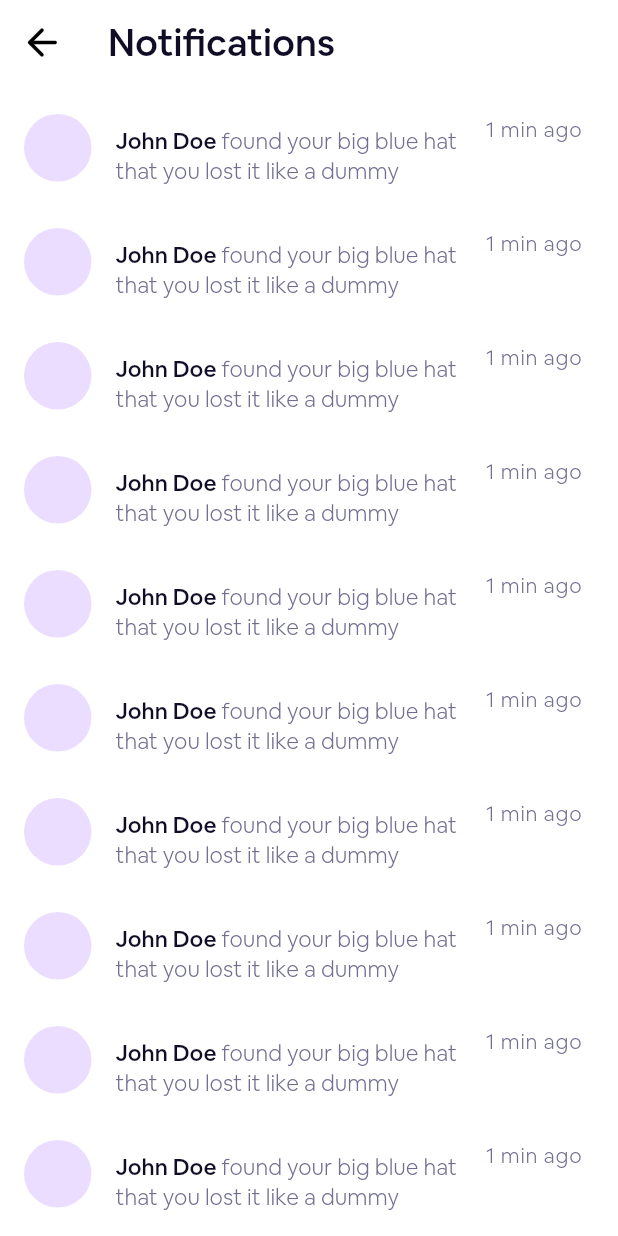
After one commit to OucheneMohamedNourElIslem658/estin_losts, a Flutter app: the NotificationsScreen screen opened directly, on a phone screen of 412 x 824 dp. The commit adds this screen. Run offline on Flutter 3.47's test engine with Material 3 defaults, Android fonts, the phone set to English and light mode, and no system bars; our stand-ins replace cached_network_image, carousel_slider, flutter_svg; network calls fail; project files that could hold a hidden picture were left out.

```diff
--- /dev/null
+++ b/lib/features/notifications/screens/notifications.dart
@@ -0,0 +1,98 @@
+import 'package:estin_losts/shared/constents/colors.dart';
+import 'package:estin_losts/shared/constents/fonts.dart';
+import 'package:flutter/material.dart';
+
+class NotificationsScreen extends StatelessWidget {
+  const NotificationsScreen({super.key});
+
+  @override
+  Widget build(BuildContext context) {
+    return Scaffold(
+      body: NestedScrollView(
+        headerSliverBuilder: (context, innerBoxIsScrolled) => [
+          SliverAppBar(
+            snap: true,
+            floating: true,
+            leading: IconButton(
+              onPressed: () {},
+              icon: const Icon(
+                Icons.arrow_back_rounded,
+                color: Colors.black,
+                size: 30,
+              )
+            ),
+            title: const Text(
+              "Notifications",
+              style: TextStyle(
+                color: CustomColors.black1,
+                fontSize: 25,
+                fontFamily: Fonts.airbndcereal,
+                fontWeight: FontWeight.w500
+              ),
+            ),
+          )
+        ],
+        body: SingleChildScrollView(
+          child: Padding(
+            padding: const EdgeInsets.only(top: 20),
+            child: Column(
+              spacing: 20,
+              children: List.generate(
+                10,
+                (index) => ListTile(
+                  leading: const Column(
+                    children: [
+                      SizedBox(
+                        height: 45,
+                        width: 45,
+                        child: CircleAvatar()
+                      ),
+                    ],
+                  ),
+                  minVerticalPadding: 0,
+                  title: RichText(
+                    text: const TextSpan(
+                      children: [
+                        TextSpan(
+                          text: "John Doe",
+                          style: TextStyle(
+                            color: CustomColors.black1,
+                            fontSize: 15,
+                            fontFamily: Fonts.airbndcereal,
+                            fontWeight: FontWeight.w500
+                          )
+                        ),
+                        TextSpan(
+                          text: " found your big blue hat that you lost it like a dummy",
+                          style: TextStyle(
+                            color: CustomColors.grey1,
+                            fontSize: 15,
+                            fontFamily: Fonts.airbndcereal,
+                            fontWeight: FontWeight.w300
+                          )
+                        ),
+                      ]
+                    ),
+                  ),
+                  trailing: const Column(
+                    children: [
+                      Text(
+                        "1 min ago",
+                        style: TextStyle(
+                          color: CustomColors.grey1,
+                          fontSize: 14,
+                          fontFamily: Fonts.airbndcereal,
+                          fontWeight: FontWeight.w300
+                        ),
+                      ),
+                    ],
+                  )
+              ),
+            ),
+                    ),
+          )
+      )
+      )
+    );
+  }
+}
--- a/lib/features/posts/screens/post.dart
+++ b/lib/features/posts/screens/post.dart
@@ -1,6 +1,6 @@
 import 'package:cached_network_image/cached_network_image.dart';
 import 'package:carousel_slider/carousel_slider.dart';
-import 'package:estin_losts/features/posts/widgets/post.dart';
+import 'package:estin_losts/features/posts/widgets/posts_list.dart';
 import 'package:estin_losts/shared/constents/colors.dart';
 import 'package:estin_losts/shared/constents/fonts.dart';
 import 'package:estin_losts/shared/constents/posts_examples.dart';
--- a/lib/features/posts/screens/posts.dart
+++ b/lib/features/posts/screens/posts.dart
@@ -1,10 +1,11 @@
 import 'package:estin_losts/features/posts/widgets/drawer.dart';
 import 'package:estin_losts/shared/constents/colors.dart';
 import 'package:estin_losts/shared/constents/fonts.dart';
+import 'package:estin_losts/shared/widgets/custom_tab_bar.dart';
 import 'package:flutter/material.dart';
 import 'package:flutter_svg/flutter_svg.dart';
 
-import '../widgets/post.dart';
+import '../widgets/posts_list.dart';
 
 class PostsScreen extends StatelessWidget {
   const PostsScreen({super.key});
--- a/lib/main.dart
+++ b/lib/main.dart
@@ -1,4 +1,5 @@
 import 'package:estin_losts/features/posts/screens/add_post.dart';
+import 'package:estin_losts/features/user/screens/profile.dart';
 import 'package:flutter/material.dart';
 
 void main() {
@@ -26,7 +27,7 @@ class MyApp extends StatelessWidget {
           backgroundColor: Colors.transparent
         ),
       ),
-      home: const AddPostScreen(),
+      home: const ProfileScreen(),
     );
   }
 }
```
Also changed, not shown: lib/features/posts/screens/add_post.dart (+10 -4 lines), lib/features/posts/screens/search.dart (+3 -63 lines), lib/features/posts/screens/user_claims.dart (added, +48 -0 lines), lib/features/posts/screens/user_founds.dart (added, +48 -0 lines), lib/features/posts/widgets/post_tile.dart (added, +75 -0 lines), lib/features/posts/widgets/posts_list.dart (renamed from lib/features/posts/widgets/post.dart, +0 -30 lines), lib/features/user/screens/profile.dart (added, +240 -0 lines), lib/shared/widgets/custom_tab_bar.dart (added, +41 -0 lines).
